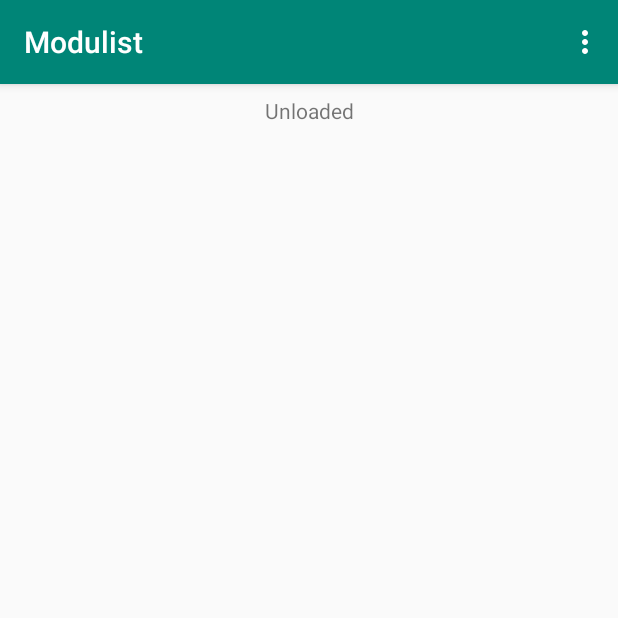
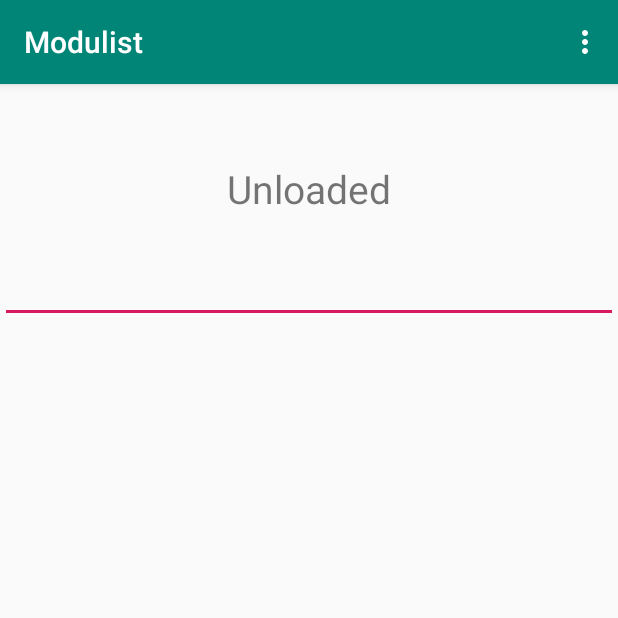
Before and after one commit to olaven/modulist, an Android app: the ModuleListActivity screen opened directly, with no data from a screen before it, on a phone screen of 412 x 824 dp, the top half of it. Run offline under Robolectric (Android 15) with nearby library versions, the phone set to English and light mode, and no system bars; our stand-ins replace Room's generated code; 2 statements that could not run were skipped.

Commit message:
can share list

```diff
--- a/app/src/main/res/layout/activity_module_list.xml
+++ b/app/src/main/res/layout/activity_module_list.xml
@@ -10,24 +10,34 @@
     <TextView
             android:id="@+id/activity_module_list_name"
             android:text="@string/unloaded"
+            android:textSize="26sp"
             android:layout_width="wrap_content"
             android:layout_height="wrap_content"
             android:layout_marginStart="8dp"
             android:layout_marginEnd="8dp"
-        android:layout_marginTop="8dp"
+            android:layout_marginTop="52dp"
             app:layout_constraintEnd_toEndOf="parent"
             app:layout_constraintTop_toTopOf="parent"
             app:layout_constraintStart_toStartOf="parent"/>
+
+    <EditText
+            android:id="@+id/activity_module_list_input"
+            android:layout_width="match_parent"
+            android:layout_height="wrap_content"
+            android:layout_marginTop="8dp"
+            app:layout_constraintTop_toBottomOf="@+id/activity_module_list_name" tools:layout_editor_absoluteX="0dp"
+            android:layout_marginBottom="8dp"
+            app:layout_constraintBottom_toTopOf="@+id/activity_module_list_recycler_view"/>
+
     <android.support.v7.widget.RecyclerView
             android:id="@+id/activity_module_list_recycler_view"
             android:layout_width="match_parent"
-        android:layout_height="wrap_content"
-        android:layout_marginTop="8dp"
+            android:layout_height="582dp"
             android:layout_marginStart="8dp"
             android:layout_marginEnd="8dp"
-        android:layout_marginBottom="8dp"
-        app:layout_constraintTop_toBottomOf="@+id/activity_module_list_name"
             app:layout_constraintStart_toStartOf="parent"
             app:layout_constraintEnd_toEndOf="parent"
-        app:layout_constraintBottom_toBottomOf="parent"/>
+            app:layout_constraintBottom_toBottomOf="parent"
+            app:layout_constraintHorizontal_bias="0.0"
+    />
 </android.support.constraint.ConstraintLayout>
```
Also changed, not shown: app/src/main/java/org/olaven/modulist/activities/ModuleListActivity.kt (+43 -10 lines), 1 other file. Lines whose indentation alone changed are shown as unchanged.
